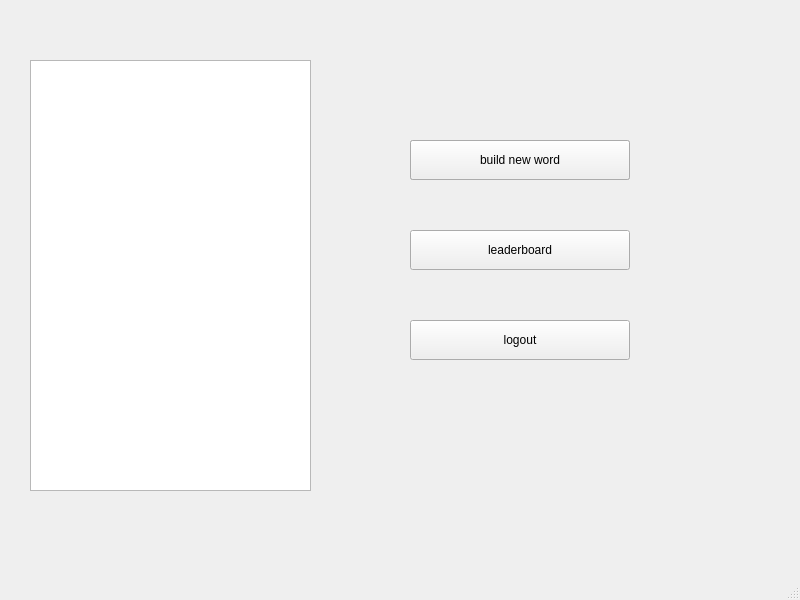
First picture: the form in client/src/ui/mainwindow.ui, repository Nihileon/word-elimination, before the edit.
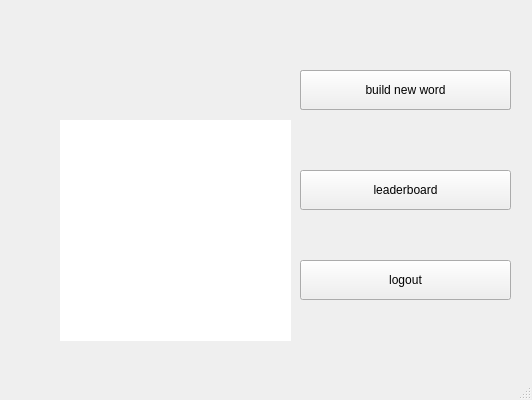
Second picture: the form after the edit. Custom widgets are drawn as their Qt base class.

What changed in the file:
```diff
--- a/client/src/ui/mainwindow.ui
+++ b/client/src/ui/mainwindow.ui
@@ -6,8 +6,8 @@
    <rect>
     <x>0</x>
     <y>0</y>
-    <width>800</width>
-    <height>600</height>
+    <width>532</width>
+    <height>400</height>
    </rect>
   </property>
   <property name="windowTitle">
@@ -17,15 +17,24 @@
    <widget class="QTableView" name="personalInfoTableView">
     <property name="geometry">
      <rect>
-      <x>30</x>
-      <y>60</y>
-      <width>281</width>
-      <height>431</height>
+      <x>60</x>
+      <y>120</y>
+      <width>231</width>
+      <height>221</height>
      </rect>
     </property>
+    <property name="frameShape">
+     <enum>QFrame::NoFrame</enum>
+    </property>
     <property name="frameShadow">
      <enum>QFrame::Plain</enum>
     </property>
+    <property name="lineWidth">
+     <number>0</number>
+    </property>
+    <property name="showGrid">
+     <bool>false</bool>
+    </property>
     <property name="gridStyle">
      <enum>Qt::DotLine</enum>
     </property>
@@ -33,9 +42,9 @@
    <widget class="QtMaterialRaisedButton" name="gamePushButton">
     <property name="geometry">
      <rect>
-      <x>410</x>
-      <y>140</y>
-      <width>220</width>
+      <x>300</x>
+      <y>70</y>
+      <width>211</width>
       <height>40</height>
      </rect>
     </property>
@@ -46,9 +55,9 @@
    <widget class="QtMaterialRaisedButton" name="leaderboardPushBotton">
     <property name="geometry">
      <rect>
-      <x>410</x>
-      <y>230</y>
-      <width>220</width>
+      <x>300</x>
+      <y>170</y>
+      <width>211</width>
       <height>40</height>
      </rect>
     </property>
@@ -65,9 +74,9 @@
    <widget class="QtMaterialRaisedButton" name="logoutPushBotton">
     <property name="geometry">
      <rect>
-      <x>410</x>
-      <y>320</y>
-      <width>220</width>
+      <x>300</x>
+      <y>260</y>
+      <width>211</width>
       <height>40</height>
      </rect>
     </property>
@@ -78,9 +87,9 @@
    <widget class="QtMaterialRaisedButton" name="buildWordPushButton">
     <property name="geometry">
      <rect>
-      <x>410</x>
-      <y>140</y>
-      <width>220</width>
+      <x>300</x>
+      <y>70</y>
+      <width>211</width>
       <height>40</height>
      </rect>
     </property>
```
Left out of the diff: 2 changed lines with no effect on the pictures.
